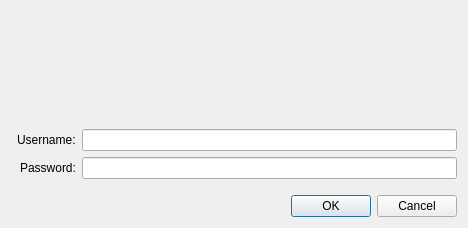
javierllorente/qactus, file src/gui/login.ui: the form before one commit.
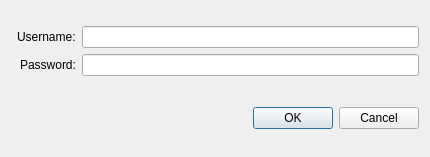
The form after the commit.

Commit message: Make the login dialog simpler; - Smaller - No API URL is displayed

The edit to the form file:
```diff
--- a/src/gui/login.ui
+++ b/src/gui/login.ui
@@ -9,22 +9,15 @@
    <rect>
     <x>0</x>
     <y>0</y>
-    <width>468</width>
-    <height>228</height>
+    <width>430</width>
+    <height>157</height>
    </rect>
   </property>
   <property name="windowTitle">
    <string>Login</string>
   </property>
   <layout class="QGridLayout" name="gridLayout_Dialog">
-   <item row="1" column="0">
-    <widget class="QDialogButtonBox" name="buttonBox">
-     <property name="standardButtons">
-      <set>QDialogButtonBox::Cancel|QDialogButtonBox::Ok</set>
-     </property>
-    </widget>
-   </item>
-   <item row="0" column="0">
+   <item row="3" column="1">
     <layout class="QGridLayout" name="gridLayout">
      <property name="leftMargin">
       <number>6</number>
@@ -35,7 +28,7 @@
      <property name="bottomMargin">
       <number>10</number>
      </property>
-     <item row="2" column="1">
+     <item row="1" column="1">
       <widget class="QLineEdit" name="lineEdit_Password">
        <property name="focusPolicy">
         <enum>Qt::StrongFocus</enum>
@@ -49,31 +42,31 @@
       </widget>
      </item>
      <item row="1" column="0" alignment="Qt::AlignRight">
-      <widget class="QLabel" name="label_Username">
-       <property name="text">
-        <string>Username:</string>
-       </property>
-      </widget>
-     </item>
-     <item row="2" column="0" alignment="Qt::AlignRight">
       <widget class="QLabel" name="label_Password">
        <property name="text">
         <string>Password:</string>
        </property>
       </widget>
      </item>
-     <item row="1" column="1">
-      <widget class="QLineEdit" name="lineEdit_Username"/>
-     </item>
      <item row="0" column="1">
-      <widget class="QLabel" name="label_API">
+      <widget class="QLineEdit" name="lineEdit_Username"/>
+     </item>
+     <item row="0" column="0" alignment="Qt::AlignRight">
+      <widget class="QLabel" name="label_Username">
        <property name="text">
-        <string/>
+        <string>Username:</string>
        </property>
       </widget>
      </item>
     </layout>
    </item>
+   <item row="4" column="1">
+    <widget class="QDialogButtonBox" name="buttonBox">
+     <property name="standardButtons">
+      <set>QDialogButtonBox::Cancel|QDialogButtonBox::Ok</set>
+     </property>
+    </widget>
+   </item>
   </layout>
  </widget>
  <resources/>
```
The commit also changes 1 other file.
